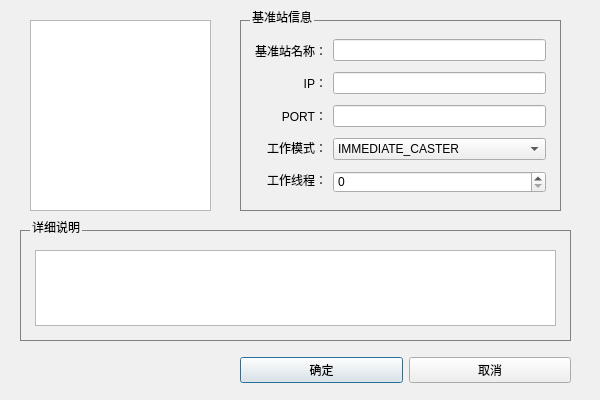
Above: dialog/modify_standardstation_dialog.ui from yanghang8612/SMAMMainUI before the change. Below: the same form after it.
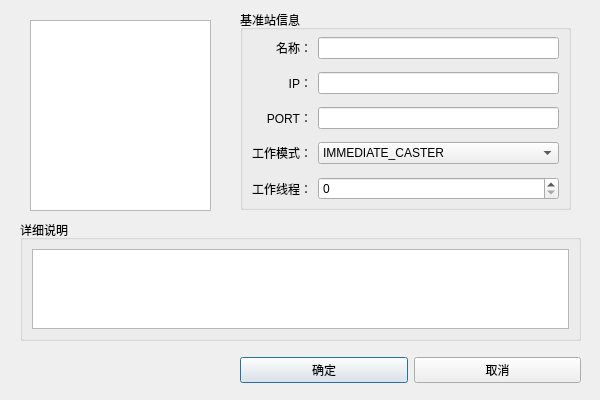
That is the form after the change.

Commit message: When user edit the config xml file, system will check their inputs. Add some other elements to the main monitor widget.

Diff of the .ui file:
```diff
--- a/dialog/modify_standardstation_dialog.ui
+++ b/dialog/modify_standardstation_dialog.ui
@@ -13,23 +13,12 @@
     <height>400</height>
    </rect>
   </property>
-  <property name="windowTitle">
-   <string>Dialog</string>
-  </property>
-  <property name="styleSheet">
-   <string notr="true">QDialog {
-  background-color: rgb(240,240,240);
-}
-* {
-  font: 12px;
-}</string>
-  </property>
   <widget class="QWidget" name="horizontalLayoutWidget">
    <property name="geometry">
     <rect>
      <x>240</x>
      <y>350</y>
-     <width>331</width>
+     <width>341</width>
      <height>41</height>
     </rect>
    </property>
@@ -64,38 +53,34 @@
     <rect>
      <x>240</x>
      <y>10</y>
-     <width>321</width>
-     <height>201</height>
+     <width>331</width>
+     <height>200</height>
     </rect>
    </property>
-   <property name="styleSheet">
-    <string notr="true">QGroupBox {
-  border: 1px solid gray;
-  margin-top: 10px;
-  padding: 5px;
-}
-QGroupBox::title {
-  top: -10px;
-  left: 10px;
-}</string>
-   </property>
    <property name="title">
     <string>基准站信息</string>
    </property>
-   <layout class="QHBoxLayout" name="horizontalLayout_2">
-    <item>
-     <layout class="QVBoxLayout" name="verticalLayout">
-      <property name="spacing">
+   <layout class="QGridLayout" name="gridLayout">
+    <property name="topMargin">
        <number>0</number>
       </property>
-      <item>
+    <property name="bottomMargin">
+     <number>0</number>
+    </property>
+    <item row="0" column="0">
        <widget class="QLabel" name="label">
         <property name="text">
-         <string>基准站名称：</string>
+       <string>名称：</string>
+      </property>
+      <property name="alignment">
+       <set>Qt::AlignRight|Qt::AlignTrailing|Qt::AlignVCenter</set>
         </property>
        </widget>
       </item>
-      <item>
+    <item row="0" column="1">
+     <widget class="QLineEdit" name="stationNameEdit"/>
+    </item>
+    <item row="1" column="0">
        <widget class="QLabel" name="label_2">
         <property name="text">
          <string>IP：</string>
@@ -105,7 +90,10 @@
         </property>
        </widget>
       </item>
-      <item>
+    <item row="1" column="1">
+     <widget class="QLineEdit" name="stationIPEdit"/>
+    </item>
+    <item row="2" column="0">
        <widget class="QLabel" name="label_3">
         <property name="text">
          <string>PORT：</string>
@@ -115,7 +103,10 @@
         </property>
        </widget>
       </item>
-      <item>
+    <item row="2" column="1">
+     <widget class="QLineEdit" name="stationPortEdit"/>
+    </item>
+    <item row="3" column="0">
        <widget class="QLabel" name="label_4">
         <property name="text">
          <string>工作模式：</string>
@@ -125,36 +116,7 @@
         </property>
        </widget>
       </item>
-      <item>
-       <widget class="QLabel" name="label_5">
-        <property name="text">
-         <string>工作线程：</string>
-        </property>
-        <property name="alignment">
-         <set>Qt::AlignRight|Qt::AlignTrailing|Qt::AlignVCenter</set>
-        </property>
-       </widget>
-      </item>
-     </layout>
-    </item>
-    <item>
-     <layout class="QVBoxLayout" name="verticalLayout_2">
-      <property name="spacing">
-       <number>10</number>
-      </property>
-      <property name="topMargin">
-       <number>3</number>
-      </property>
-      <item>
-       <widget class="QLineEdit" name="stationNameEdit"/>
-      </item>
-      <item>
-       <widget class="QLineEdit" name="stationIPEdit"/>
-      </item>
-      <item>
-       <widget class="QLineEdit" name="stationPortEdit"/>
-      </item>
-      <item>
+    <item row="3" column="1">
        <widget class="QComboBox" name="stationModeBox">
         <item>
          <property name="text">
@@ -168,12 +130,20 @@
         </item>
        </widget>
       </item>
-      <item>
+    <item row="4" column="0">
+     <widget class="QLabel" name="label_5">
+      <property name="text">
+       <string>工作线程：</string>
+      </property>
+      <property name="alignment">
+       <set>Qt::AlignRight|Qt::AlignTrailing|Qt::AlignVCenter</set>
+      </property>
+     </widget>
+    </item>
+    <item row="4" column="1">
        <widget class="QSpinBox" name="stationThreadCountEdit"/>
       </item>
      </layout>
-    </item>
-   </layout>
   </widget>
   <widget class="QGraphicsView" name="graphicsView">
    <property name="geometry">
@@ -190,21 +160,10 @@
     <rect>
      <x>20</x>
      <y>220</y>
-     <width>551</width>
+     <width>561</width>
      <height>121</height>
     </rect>
    </property>
-   <property name="styleSheet">
-    <string notr="true">QGroupBox {
-  border: 1px solid gray;
-  margin-top: 10px;
-  padding: 10px 5px 5px 5px;
-}
-QGroupBox::title {
-  top: -10px;
-  left: 10px;
-}</string>
-   </property>
    <property name="title">
     <string>详细说明</string>
    </property>
```
Lines whose indentation alone changed are shown as unchanged. The commit also changes 54 other files.
